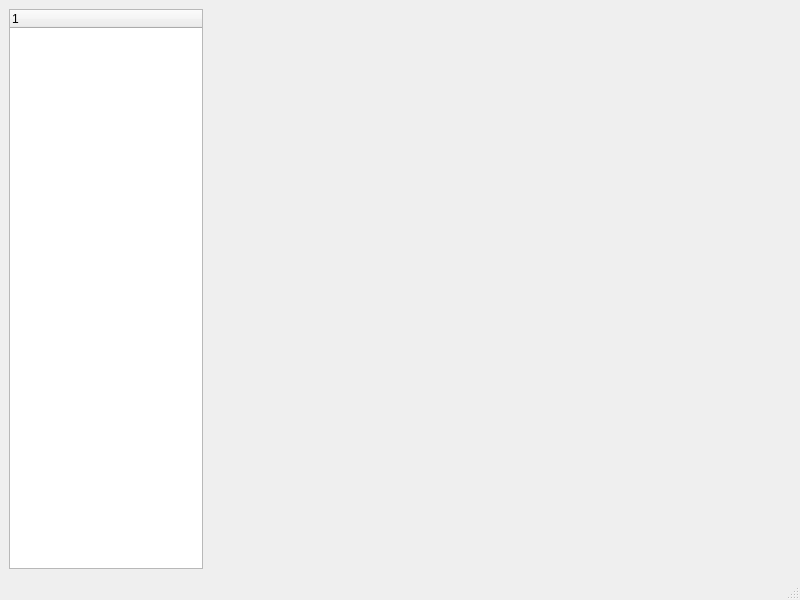
Old version of the form src/mainwindow.ui in the repository kitswas/File-Manager.
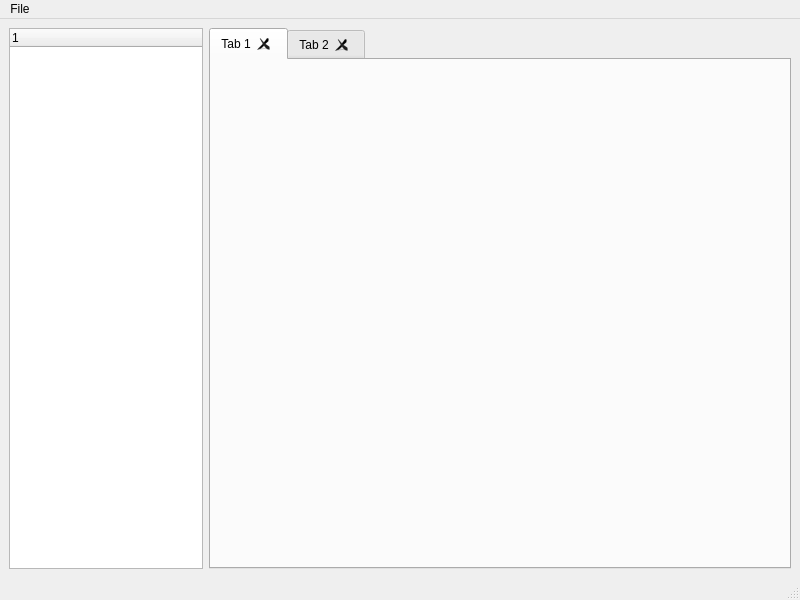
New version of the form.

The edit to the form file:
```diff
--- a/src/mainwindow.ui
+++ b/src/mainwindow.ui
@@ -31,13 +31,26 @@
      </widget>
     </item>
     <item>
-     <widget class="QWidget" name="widget" native="true">
+     <widget class="QTabWidget" name="tabWidget">
       <property name="sizePolicy">
        <sizepolicy hsizetype="MinimumExpanding" vsizetype="Expanding">
         <horstretch>3</horstretch>
         <verstretch>0</verstretch>
        </sizepolicy>
       </property>
+      <property name="tabsClosable">
+       <bool>true</bool>
+      </property>
+      <widget class="QWidget" name="tab">
+       <attribute name="title">
+        <string>Tab 1</string>
+       </attribute>
+      </widget>
+      <widget class="QWidget" name="tab_2">
+       <attribute name="title">
+        <string>Tab 2</string>
+       </attribute>
+      </widget>
      </widget>
     </item>
    </layout>
@@ -51,6 +64,16 @@
      <height>26</height>
     </rect>
    </property>
+   <widget class="QMenu" name="menuFile">
+    <property name="title">
+     <string>File</string>
+    </property>
+    <addaction name="actionNew_file"/>
+    <addaction name="actionNew_folder"/>
+    <addaction name="separator"/>
+    <addaction name="actionExit"/>
+   </widget>
+   <addaction name="menuFile"/>
   </widget>
   <widget class="QStatusBar" name="statusbar"/>
  </widget>
```
Left out of the diff: 15 changed lines with no effect on the pictures.
